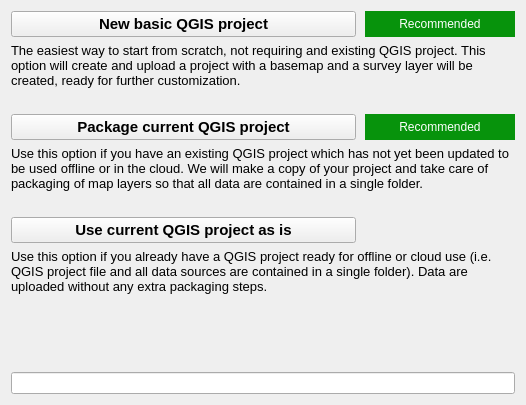
The window that Mergin/ui/ui_new_proj_init_page.ui (MerginMaps/qgis-plugin) describes before a commit, drawn with Qt 5.
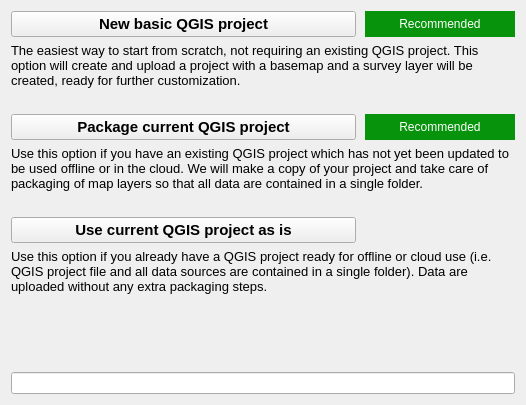
The same window after the commit.

What changed in the file:
```diff
--- a/Mergin/ui/ui_new_proj_init_page.ui
+++ b/Mergin/ui/ui_new_proj_init_page.ui
@@ -96,7 +96,7 @@
           <string notr="true">QLabel {font-size: 10pt}</string>
          </property>
          <property name="text">
-          <string>The easiest way to start from scratch, not requiring and existing QGIS project. This option will create and upload a project with a basemap and a survey layer will be created, ready for further customization.</string>
+          <string>The easiest way to start from scratch, not requiring an existing QGIS project. This option will create and upload a project with a basemap and a survey layer will be created, ready for further customization.</string>
          </property>
          <property name="alignment">
           <set>Qt::AlignLeading|Qt::AlignLeft|Qt::AlignTop</set>
```
